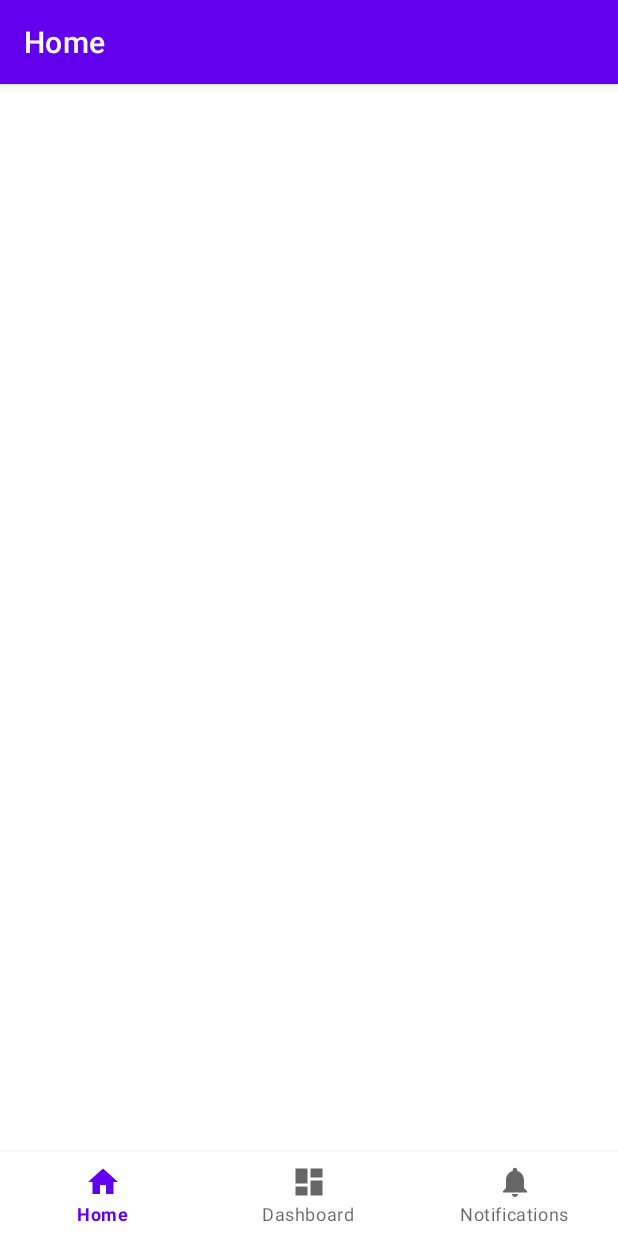
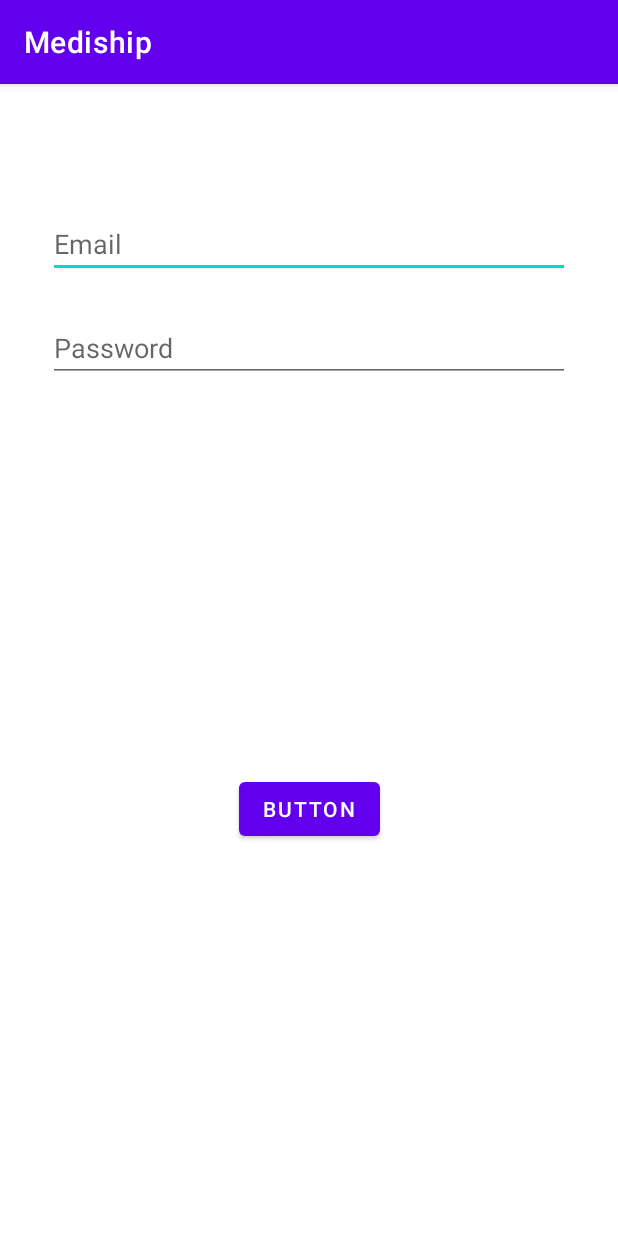
Before and after one commit to Skillship-Vellore/Mediship, an Android app: the screen it shows after launch (MainActivity before the commit, LoginActivity after it), on a phone screen of 412 x 824 dp. Run offline under Robolectric (Android 15) with nearby library versions, the phone set to English and light mode, and no system bars; our stand-ins replace ButterKnife, navigation-ui; libraries missing offline, so code that uses them is left out: io.realm, io.realm.mongodb; 4 statements that could not run were skipped.

Commit message:
Completed Login and Register Pages

```diff
--- a/app/src/main/AndroidManifest.xml
+++ b/app/src/main/AndroidManifest.xml
@@ -9,6 +9,8 @@
         android:roundIcon="@mipmap/ic_launcher_round"
         android:supportsRtl="true"
         android:theme="@style/Theme.Mediship">
+        <activity android:name=".RegisterActivity"></activity>
+        <activity android:name=".LoginActivity" />
         <activity
             android:name=".MainActivity"
             android:label="@string/app_name">
--- /dev/null
+++ b/app/src/main/java/com/skillship/mediship/LoginActivity.java
@@ -0,0 +1,72 @@
+package com.skillship.mediship;
+
+import androidx.appcompat.app.AppCompatActivity;
+
+import android.content.Intent;
+import android.content.SharedPreferences;
+import android.os.Bundle;
+import android.util.Log;
+import android.view.View;
+import android.widget.Button;
+import android.widget.EditText;
+import android.widget.ProgressBar;
+
+import com.google.android.material.snackbar.Snackbar;
+
+import butterknife.BindView;
+import butterknife.ButterKnife;
+import io.realm.Realm;
+import io.realm.mongodb.App;
+import io.realm.mongodb.AppConfiguration;
+import io.realm.mongodb.Credentials;
+import io.realm.mongodb.User;
+
+public class LoginActivity extends AppCompatActivity {
+
+    @BindView(R.id.emailEditText) EditText emailEditText;
+    @BindView(R.id.passwordEditText) EditText passwordEditText;
+    @BindView(R.id.loginButton) Button loginButton;
+    @BindView(R.id.progressBar) ProgressBar progressBar;
+
+    String appId = "mediship-vhxze";
+
+    @Override
+    protected void onCreate(Bundle savedInstanceState) {
+        super.onCreate(savedInstanceState);
+        setContentView(R.layout.activity_login);
+
+        ButterKnife.bind(this);
+        Realm.init(this);
+
+        SharedPreferences loginPrefs = getSharedPreferences("LoginPrefs", MODE_PRIVATE);
+        SharedPreferences.Editor Ed = loginPrefs.edit();
+        App app = new App(new AppConfiguration.Builder(appId).build());
+
+        loginButton.setOnClickListener(view -> {
+            progressBar.setVisibility(View.VISIBLE);
+            String email = emailEditText.getText().toString().trim();
+            String pass = passwordEditText.getText().toString();
+
+            if(email.isEmpty() || pass.isEmpty())
+                Snackbar.make(view, "Please fill all fields", Snackbar.LENGTH_LONG).show();
+            else{
+                progressBar.setVisibility(View.VISIBLE);
+                Credentials credentials = Credentials.emailPassword(email,pass);
+                app.loginAsync(credentials, result -> {
+                    if(result.isSuccess()) {
+                        Ed.putString("Email", email);
+                        Ed.putString("Password", pass);
+                        Ed.commit();
+                        Log.e("Info", "User logged in successfully");
+                        startActivity(new Intent(LoginActivity.this, MainActivity.class));
+                        finish();
+                    }else {
+                        Log.e("Info", "Error in logging in");
+                        progressBar.setVisibility(View.INVISIBLE);
+                        Snackbar.make(view, "Error in logging in. Please try again", Snackbar.LENGTH_LONG).show();
+                    }
+                });
+            }
+        });
+    }
+}
--- a/app/src/main/java/com/skillship/mediship/MainActivity.java
+++ b/app/src/main/java/com/skillship/mediship/MainActivity.java
@@ -1,6 +1,9 @@
 package com.skillship.mediship;
 
+import android.content.Intent;
+import android.content.SharedPreferences;
 import android.os.Bundle;
+import android.util.Log;
 
 import com.google.android.material.bottomnavigation.BottomNavigationView;
 
@@ -10,16 +13,27 @@ import androidx.navigation.Navigation;
 import androidx.navigation.ui.AppBarConfiguration;
 import androidx.navigation.ui.NavigationUI;
 
+import io.realm.Realm;
+import io.realm.mongodb.App;
+import io.realm.mongodb.AppConfiguration;
+import io.realm.mongodb.Credentials;
+
 public class MainActivity extends AppCompatActivity {
+
+    String appId = "mediship-vhxze";
+    private App app;
+    private SharedPreferences loginPrefs;
 
     @Override
     protected void onCreate(Bundle savedInstanceState) {
         super.onCreate(savedInstanceState);
         setContentView(R.layout.activity_main);
 
+        Realm.init(this);
+        app = new App(new AppConfiguration.Builder(appId).build());
+        loginPrefs = getSharedPreferences("LoginPrefs", MODE_PRIVATE);
+
         BottomNavigationView navView = findViewById(R.id.nav_view);
-        // Passing each menu ID as a set of Ids because each
-        // menu should be considered as top level destinations.
         AppBarConfiguration appBarConfiguration = new AppBarConfiguration.Builder(
                 R.id.navigation_home, R.id.navigation_dashboard, R.id.navigation_notifications)
                 .build();
@@ -28,4 +42,24 @@ public class MainActivity extends AppCompatActivity {
         NavigationUI.setupWithNavController(navView, navController);
     }
 
+    @Override
+    protected void onStart() {
+        super.onStart();
+
+        String email = loginPrefs.getString("Email", null);
+        String pass = loginPrefs.getString("Password", null);
+
+        if(email == null){
+            startActivity(new Intent(MainActivity.this, LoginActivity.class));
+            finish();
+        }else{
+            Credentials credentials = Credentials.emailPassword(email,pass);
+            app.loginAsync(credentials, result -> {
+                if(result.isSuccess())
+                    Log.e("Info","User logged in successfully");
+                else
+                    Log.e("Info","Error in logging in");
+            });
+        }
+    }
 }
--- /dev/null
+++ b/app/src/main/res/layout/activity_login.xml
@@ -0,0 +1,58 @@
+<?xml version="1.0" encoding="utf-8"?>
+<androidx.constraintlayout.widget.ConstraintLayout xmlns:android="http://schemas.android.com/apk/res/android"
+    xmlns:app="http://schemas.android.com/apk/res-auto"
+    xmlns:tools="http://schemas.android.com/tools"
+    android:layout_width="match_parent"
+    android:layout_height="match_parent"
+    tools:context=".LoginActivity">
+
+    <EditText
+        android:id="@+id/emailEditText"
+        android:layout_width="0dp"
+        android:layout_height="wrap_content"
+        android:layout_marginStart="32dp"
+        android:layout_marginTop="84dp"
+        android:layout_marginEnd="32dp"
+        android:ems="10"
+        android:hint="Email"
+        android:inputType="textPersonName"
+        app:layout_constraintEnd_toEndOf="parent"
+        app:layout_constraintStart_toStartOf="parent"
+        app:layout_constraintTop_toTopOf="parent" />
+
+    <EditText
+        android:id="@+id/passwordEditText"
+        android:layout_width="0dp"
+        android:layout_height="wrap_content"
+        android:layout_marginStart="32dp"
+        android:layout_marginTop="24dp"
+        android:layout_marginEnd="32dp"
+        android:ems="10"
+        android:hint="Password"
+        android:inputType="textPassword"
+        app:layout_constraintEnd_toEndOf="parent"
+        app:layout_constraintStart_toStartOf="parent"
+        app:layout_constraintTop_toBottomOf="@+id/emailEditText" />
+
+    <Button
+        android:id="@+id/loginButton"
+        android:layout_width="wrap_content"
+        android:layout_height="wrap_content"
+        android:text="Button"
+        app:layout_constraintBottom_toBottomOf="parent"
+        app:layout_constraintEnd_toEndOf="parent"
+        app:layout_constraintStart_toStartOf="parent"
+        app:layout_constraintTop_toBottomOf="@+id/passwordEditText" />
+
+    <ProgressBar
+        android:id="@+id/progressBar"
+        style="?android:attr/progressBarStyleHorizontal"
+        android:layout_width="0dp"
+        android:layout_height="wrap_content"
+        android:layout_marginTop="8dp"
+        android:indeterminate="true"
+        android:visibility="invisible"
+        app:layout_constraintEnd_toEndOf="parent"
+        app:layout_constraintStart_toStartOf="parent"
+        app:layout_constraintTop_toTopOf="parent" />
+</androidx.constraintlayout.widget.ConstraintLayout>
```
Also changed, not shown: app/src/main/java/com/skillship/mediship/RegisterActivity.java (added, +69 -0 lines), app/src/main/res/layout/activity_register.xml (added, +72 -0 lines).
